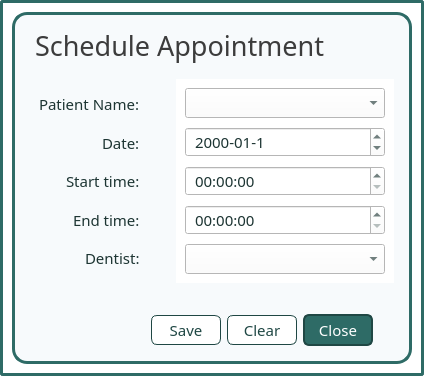
Before: the Qt Designer form ui/popup_appointmentform.ui in karlito20/AdoraFlowProject, drawn with Qt 5.
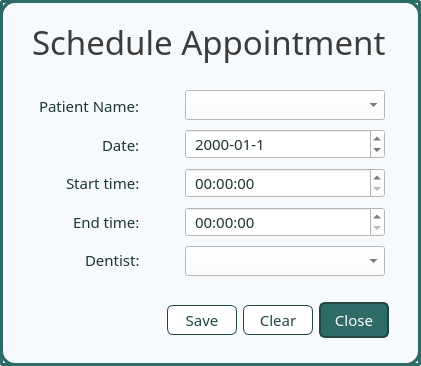
After: the same form once the commit is applied.

The edit to the form file:
```diff
--- a/ui/popup_appointmentform.ui
+++ b/ui/popup_appointmentform.ui
@@ -9,8 +9,8 @@
    <rect>
     <x>0</x>
     <y>0</y>
-    <width>422</width>
-    <height>376</height>
+    <width>421</width>
+    <height>366</height>
    </rect>
   </property>
   <property name="palette">
@@ -499,16 +499,16 @@
     <number>12</number>
    </property>
    <property name="leftMargin">
-    <number>12</number>
+    <number>0</number>
    </property>
    <property name="topMargin">
-    <number>12</number>
+    <number>0</number>
    </property>
    <property name="rightMargin">
-    <number>12</number>
+    <number>0</number>
    </property>
    <property name="bottomMargin">
-    <number>12</number>
+    <number>0</number>
    </property>
    <item>
     <widget class="QWidget" name="container_2" native="true">
@@ -520,6 +520,18 @@
 }</string>
      </property>
      <layout class="QVBoxLayout" name="verticalLayout_5">
+      <property name="leftMargin">
+       <number>18</number>
+      </property>
+      <property name="topMargin">
+       <number>18</number>
+      </property>
+      <property name="rightMargin">
+       <number>18</number>
+      </property>
+      <property name="bottomMargin">
+       <number>18</number>
+      </property>
       <item>
        <widget class="QWidget" name="header_container" native="true">
         <layout class="QVBoxLayout" name="verticalLayout_2">
@@ -530,7 +542,7 @@
           <number>14</number>
          </property>
          <property name="topMargin">
-          <number>6</number>
+          <number>0</number>
          </property>
          <property name="bottomMargin">
           <number>0</number>
@@ -540,7 +552,7 @@
            <property name="font">
             <font>
              <family>Slate Medium</family>
-             <pointsize>20</pointsize>
+             <pointsize>25</pointsize>
             </font>
            </property>
            <property name="styleSheet">
@@ -559,19 +571,6 @@
       <item>
        <widget class="QWidget" name="container" native="true">
         <layout class="QHBoxLayout" name="horizontalLayout_4">
-         <item>
-          <spacer name="horizontalSpacer">
-           <property name="orientation">
-            <enum>Qt::Orientation::Horizontal</enum>
-           </property>
-           <property name="sizeHint" stdset="0">
-            <size>
-             <width>40</width>
-             <height>20</height>
-            </size>
-           </property>
-          </spacer>
-         </item>
          <item alignment="Qt::AlignmentFlag::AlignRight">
           <widget class="QWidget" name="label_container" native="true">
            <property name="styleSheet">
@@ -653,7 +652,7 @@
           <widget class="QWidget" name="input_container" native="true">
            <property name="styleSheet">
             <string notr="true">color: #1D3533;
-background: white;
+
 padding-left: 5px;</string>
            </property>
            <layout class="QVBoxLayout" name="verticalLayout_3">
@@ -680,6 +679,9 @@
                 <pointsize>11</pointsize>
                </font>
               </property>
+              <property name="styleSheet">
+               <string notr="true">background: white;</string>
+              </property>
              </widget>
             </item>
             <item>
@@ -702,6 +704,9 @@
                 <pointsize>11</pointsize>
                </font>
               </property>
+              <property name="styleSheet">
+               <string notr="true">background: white;</string>
+              </property>
               <property name="displayFormat">
                <string>yyyy-MM-d</string>
               </property>
@@ -727,6 +732,9 @@
                 <pointsize>11</pointsize>
                </font>
               </property>
+              <property name="styleSheet">
+               <string notr="true">background: white;</string>
+              </property>
              </widget>
             </item>
             <item>
@@ -749,6 +757,9 @@
                 <pointsize>11</pointsize>
                </font>
               </property>
+              <property name="styleSheet">
+               <string notr="true">background: white;</string>
+              </property>
              </widget>
             </item>
             <item>
@@ -771,24 +782,14 @@
                 <pointsize>11</pointsize>
                </font>
               </property>
+              <property name="styleSheet">
+               <string notr="true">background: white;</string>
+              </property>
              </widget>
             </item>
            </layout>
           </widget>
          </item>
-         <item>
-          <spacer name="horizontalSpacer_2">
-           <property name="orientation">
-            <enum>Qt::Orientation::Horizontal</enum>
-           </property>
-           <property name="sizeHint" stdset="0">
-            <size>
-             <width>40</width>
-             <height>20</height>
-            </size>
-           </property>
-          </spacer>
-         </item>
         </layout>
        </widget>
       </item>
@@ -796,10 +797,10 @@
        <widget class="QWidget" name="buttons_container" native="true">
         <layout class="QHBoxLayout" name="horizontalLayout_3">
          <property name="topMargin">
-          <number>16</number>
+          <number>2</number>
          </property>
          <property name="rightMargin">
-          <number>30</number>
+          <number>14</number>
          </property>
          <item>
           <spacer name="horizontalSpacer_4">
```
